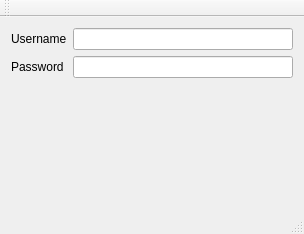
The window that ParkTennis/mainwindow.ui (JacopoFasolo/ProgettoP2) describes before a commit, drawn with Qt 5.
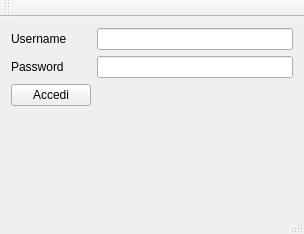
The same window after the commit.

Diff of the .ui file:
```diff
--- a/ParkTennis/mainwindow.ui
+++ b/ParkTennis/mainwindow.ui
@@ -41,6 +41,13 @@
       </property>
      </widget>
     </item>
+    <item row="2" column="0">
+     <widget class="QPushButton" name="pushButton">
+      <property name="text">
+       <string>Accedi</string>
+      </property>
+     </widget>
+    </item>
    </layout>
   </widget>
   <widget class="QToolBar" name="mainToolBar">
```
